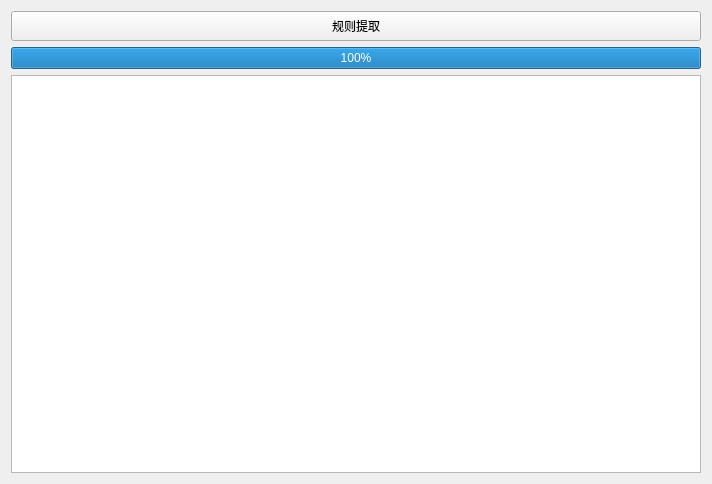
Before: the Qt Designer form ui_page/page_3.ui in ineed2underfit/pyqt_apriori, drawn with Qt 5.
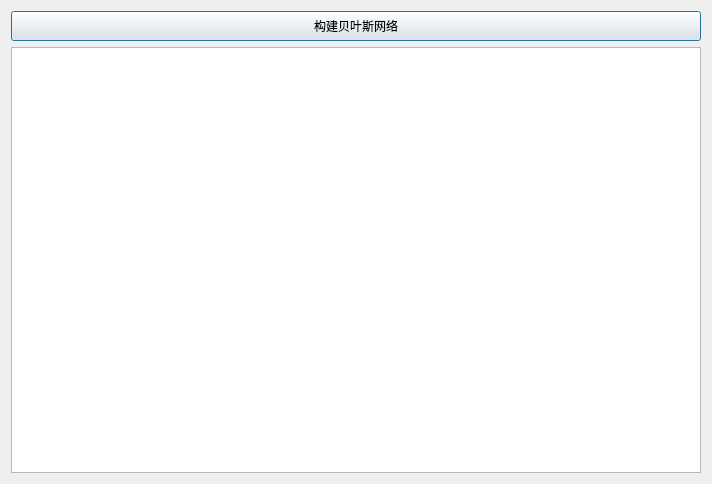
After: the same form once the commit is applied.

Commit message: 已完成page_one选择文件弹出后默认地址为数据集的功能

What changed in the file:
```diff
--- a/ui_page/page_3.ui
+++ b/ui_page/page_3.ui
@@ -23,20 +23,16 @@
       </size>
      </property>
      <property name="text">
-      <string>规则提取</string>
+      <string>构建贝叶斯网络</string>
+     </property>
+     <property name="checkable">
+      <bool>false</bool>
      </property>
      <property name="autoDefault">
-      <bool>false</bool>
+      <bool>true</bool>
      </property>
      <property name="default">
-      <bool>false</bool>
-     </property>
-    </widget>
-   </item>
-   <item>
-    <widget class="QProgressBar" name="progressBar">
-     <property name="value">
-      <number>100</number>
+      <bool>true</bool>
      </property>
     </widget>
    </item>
```
The commit also changes 51 other files.
